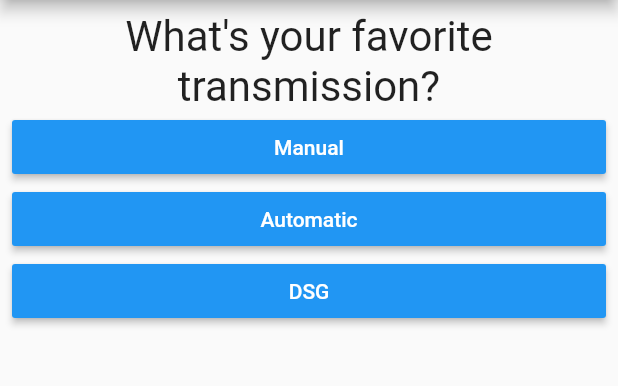
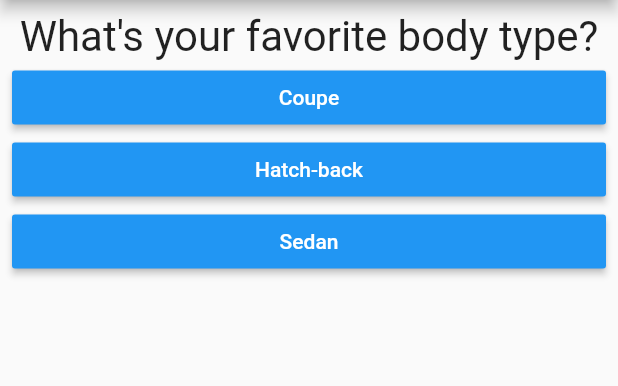
Before and after one commit to handsomemofokeng/quizz_app, a Flutter app: the screen it shows after launch, after a tap on "Alfa Romeo", after a tap on "Red", on a phone screen of 412 x 824 dp, the part 84-470 px from its top. Run offline on Flutter 3.47's test engine with Material 2 defaults, Android fonts, the phone set to English and light mode, and no system bars.

Commit message:
minor question changes

```diff
--- a/lib/main.dart
+++ b/lib/main.dart
@@ -29,7 +29,7 @@ class _MyAppState extends State<MyApp> {
 
   final _questions = const [
     {
-      "question": "What\'s your favorite car?",
+      "question": "What\'s your favorite car ?",
       "options": [
         {"text": "Alfa Romeo", "score": 10},
         {"text": "Audi", "score": 7},
@@ -47,11 +47,11 @@ class _MyAppState extends State<MyApp> {
       ]
     },
     {
-      "question": "What\'s your favorite transmission?",
+      "question": "What\'s your favorite body type?",
       "options": [
-        {"text": "Manual", "score": 10},
-        {"text": "Automatic", "score": 4},
-        {"text": "DSG", "score": 6},
+        {"text": "Coupe", "score": 10},
+        {"text": "Hatch-back", "score": 5},
+        {"text": "Sedan", "score": 6},
       ]
     },
   ];
```
